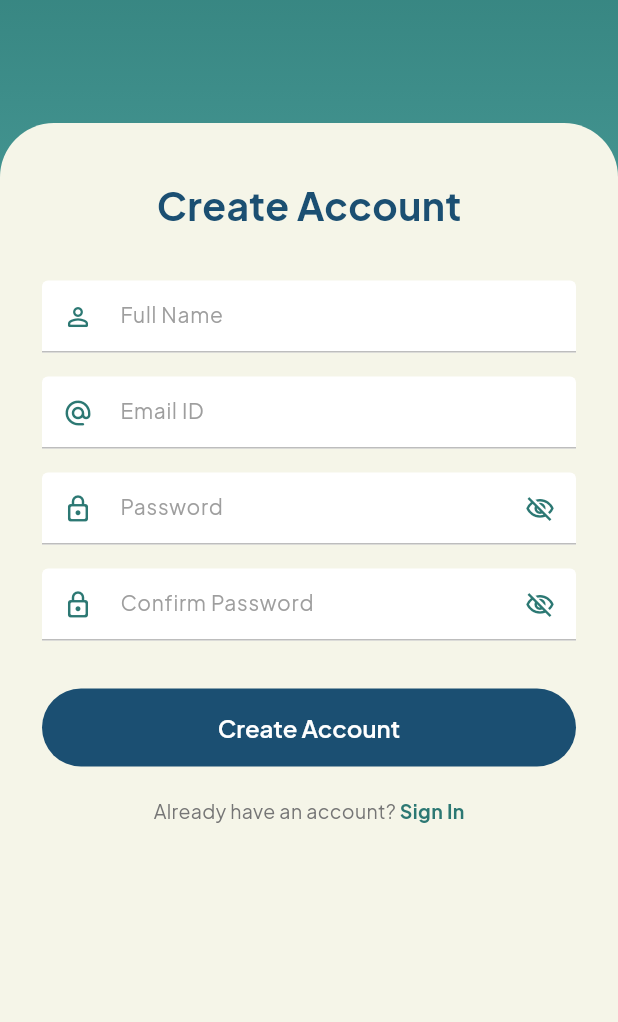
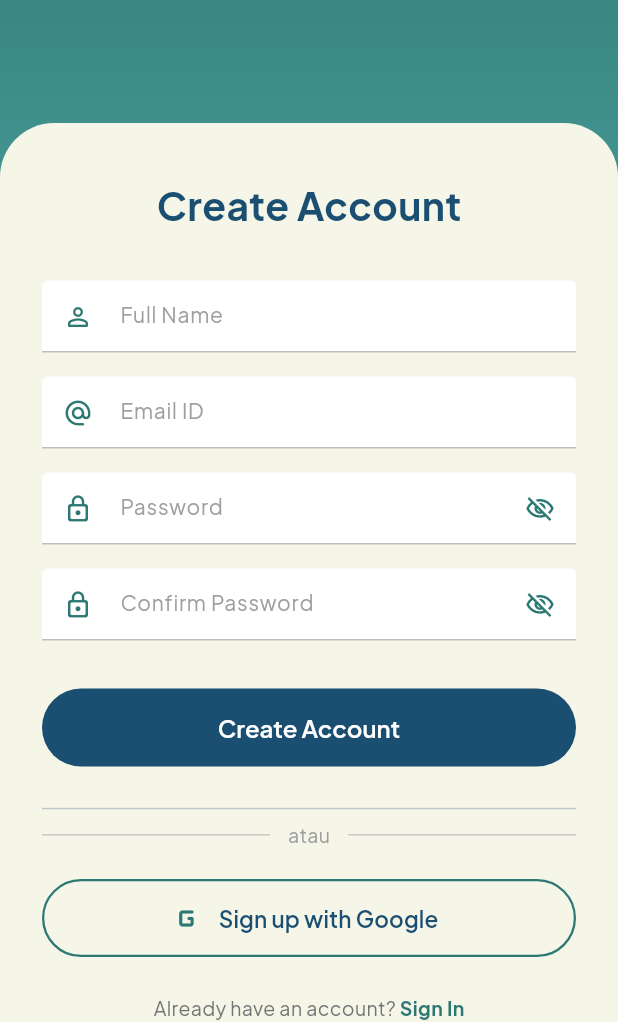
Before and after one commit to PZYCHU/SCORIFY, a Flutter app: the screen it shows after launch, after a tap on "Register", on a phone screen of 412 x 824 dp, the part 214-1236 px from its top. Run offline on Flutter 3.47's test engine with Material 3 defaults, Android fonts, the phone set to English and light mode, and no system bars; our stand-ins replace cloud_firestore, firebase_auth, firebase_core, google_fonts, google_sign_in, shared_preferences; accounts and stored records are empty.

Commit message:
feat: integrate Google Sign-In and implement authentication flow with login, registration, and home screens

```diff
--- a/lib/screens/login_regist/register_screen.dart
+++ b/lib/screens/login_regist/register_screen.dart
@@ -19,7 +19,7 @@ class _RegisterScreenState extends State<RegisterScreen>
   final AuthService _authService = AuthService();
 
   bool _isLoading = false;
-  // bool _isGoogleLoading = false;
+  bool _isGoogleLoading = false;
   bool _obscurePassword = true;
   bool _obscureConfirm = true;
 
@@ -77,23 +77,23 @@ class _RegisterScreenState extends State<RegisterScreen>
     }
   }
 
-  // Future<void> _signInWithGoogle() async {
-  //   setState(() => _isGoogleLoading = true);
-  //   try {
-  //     await _authService.signInWithGoogle();
-  //     if (mounted) {
-  //       Navigator.pushAndRemoveUntil(
-  //         context,
-  //         MaterialPageRoute(builder: (_) => const HomeScreen()),
-  //         (_) => false,
-  //       );
-  //     }
-  //   } catch (e) {
-  //     if (mounted) _showError(e.toString());
-  //   } finally {
-  //     if (mounted) setState(() => _isGoogleLoading = false);
-  //   }
-  // }
+    Future<void> _signInWithGoogle() async {
+      setState(() => _isGoogleLoading = true);
+      try {
+        await _authService.signInWithGoogle();
+        if (mounted) {
+          Navigator.pushAndRemoveUntil(
+            context,
+            MaterialPageRoute(builder: (_) => const HomeScreen()),
+            (_) => false,
+          );
+        }
+      } catch (e) {
+        if (mounted) _showError(e.toString());
+      } finally {
+        if (mounted) setState(() => _isGoogleLoading = false);
+      }
+    }
 
   void _showError(String message) {
     ScaffoldMessenger.of(context).showSnackBar(
@@ -301,58 +301,52 @@ class _RegisterScreenState extends State<RegisterScreen>
                               ),
                               const SizedBox(height: 20),
 
-                              // Divider
-                              // Row(
-                              //   children: [
-                              //     Expanded(child: Divider(color: Colors.grey.shade400, thickness: 0.8)),
-                              //     Padding(
-                              //       padding: const EdgeInsets.symmetric(horizontal: 12),
-                              //       child: Text(
-                              //         'atau',
-                              //         style: TextStyle(color: Colors.grey.shade500, fontSize: 13),
-                              //       ),
-                              //     ),
-                              //     Expanded(child: Divider(color: Colors.grey.shade400, thickness: 0.8)),
-                              //   ],
-                              // ),
-                              // const SizedBox(height: 20),
-
-                              // Google button
-                              // SizedBox(
-                              //   width: double.infinity,
-                              //   height: 52,
-                              //   child: OutlinedButton.icon(
-                              //     onPressed: _isGoogleLoading ? null : _signInWithGoogle,
-                              //     style: OutlinedButton.styleFrom(
-                              //       side: const BorderSide(color: Color(0xFF2C7873), width: 1.5),
-                              //       shape: RoundedRectangleBorder(
-                              //         borderRadius: BorderRadius.circular(30),
-                              //       ),
-                              //     ),
-                              //     icon: _isGoogleLoading
-                              //         ? const SizedBox(
-                              //             height: 20, width: 20,
-                              //             child: CircularProgressIndicator(
-                              //                 color: Color(0xFF2C7873), strokeWidth: 2.5))
-                              //         : Image.asset(
-                              //             'assets/google_logo.png',
-                              //             height: 22, width: 22,
-                              //             errorBuilder: (_, _, _) => const Icon(
-                              //               Icons.g_mobiledata_rounded,
-                              //               size: 26, color: Color(0xFF2C7873),
-                              //             ),
-                              //           ),
-                              //     label: const Text(
-                              //       'Sign up with Google',
-                              //       style: TextStyle(
-                              //         color: Color(0xFF1B4F72),
-                              //         fontSize: 15,
-                              //         fontWeight: FontWeight.w600,
-                              //       ),
-                              //     ),
-                              //   ),
-                              // ),
-                              // const SizedBox(height: 24),
+                              Divider(),
+                              Row(
+                                children: [
+                                  Expanded(child: Divider(color: Colors.grey.shade400, thickness: 0.8)),
+                                  Padding(
+                                    padding: const EdgeInsets.symmetric(horizontal: 12),
+                                    child: Text(
+                                      'atau',
+                                      style: TextStyle(color: Colors.grey.shade500, fontSize: 13),
+                                    ),
+                                  ),
+                                  Expanded(child: Divider(color: Colors.grey.shade400, thickness: 0.8)),
+                                ],
+                              ),
+                              const SizedBox(height: 20),
+                              SizedBox(
+                                width: double.infinity,
+                                height: 52,
+                                child: OutlinedButton.icon(
+                                  onPressed: _isGoogleLoading ? null : _signInWithGoogle,
+                                  style: OutlinedButton.styleFrom(
+                                    side: const BorderSide(color: Color(0xFF2C7873), width: 1.5),
+                                    shape: RoundedRectangleBorder(
+                                      borderRadius: BorderRadius.circular(30),
+                                    ),
+                                  ),
+                                  icon: _isGoogleLoading
+                                      ? const SizedBox(
+                                          height: 20, width: 20,
+                                          child: CircularProgressIndicator(
+                                              color: Color(0xFF2C7873), strokeWidth: 2.5))
+                                      :  const Icon(
+                                            Icons.g_mobiledata_rounded,
+                                            size: 26, color: Color(0xFF2C7873),
+                                       ),
+                                  label: const Text(
+                                    'Sign up with Google',
+                                    style: TextStyle(
+                                      color: Color(0xFF1B4F72),
+                                      fontSize: 15,
+                                      fontWeight: FontWeight.w600,
+                                    ),
+                                  ),
+                                ),
+                              ),
+                              const SizedBox(height: 24),
 
                               // Login link
                               Center(
--- a/pubspec.yaml
+++ b/pubspec.yaml
@@ -21,7 +21,7 @@ dependencies:
   firebase_core: ^3.6.0
   firebase_auth: ^5.3.1
   cloud_firestore: ^5.4.3
-  # google_sign_in: ^6.2.1
+  google_sign_in: ^6.2.1
 dev_dependencies:
   flutter_test:
     sdk: flutter
```
Also changed, not shown: lib/screens/home_screen.dart (+19 -1 lines), lib/screens/login_regist/login_screen.dart (+73 -42 lines), lib/services/auth_service.dart (+35 -52 lines), pubspec.lock, 2 other files.
